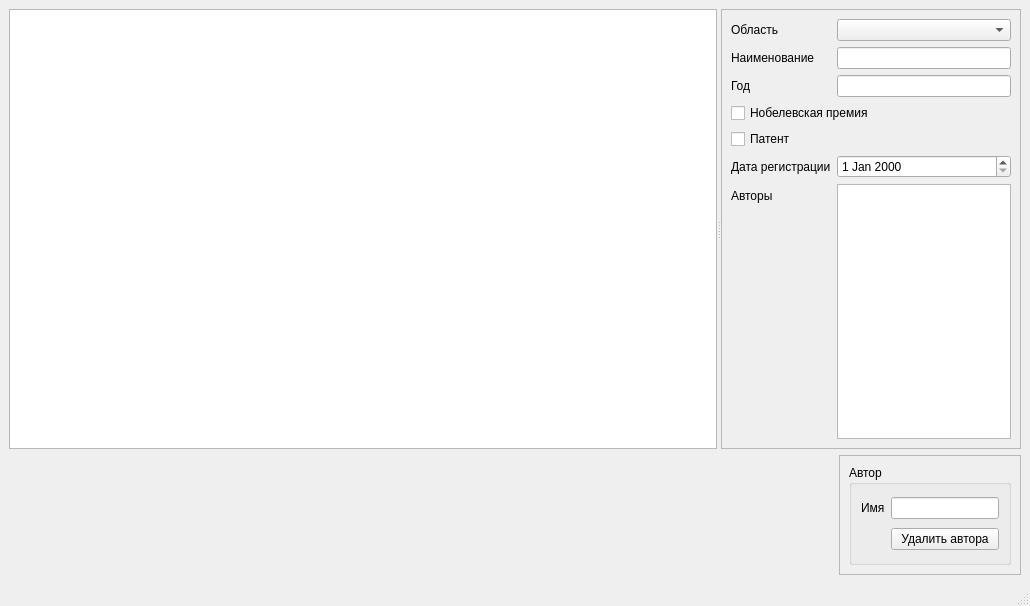
Before: the Qt Designer form C++/Qt/3labs/solutions/inventions-v3/mainwindow.ui in sirvickr/homework, drawn with Qt 5.
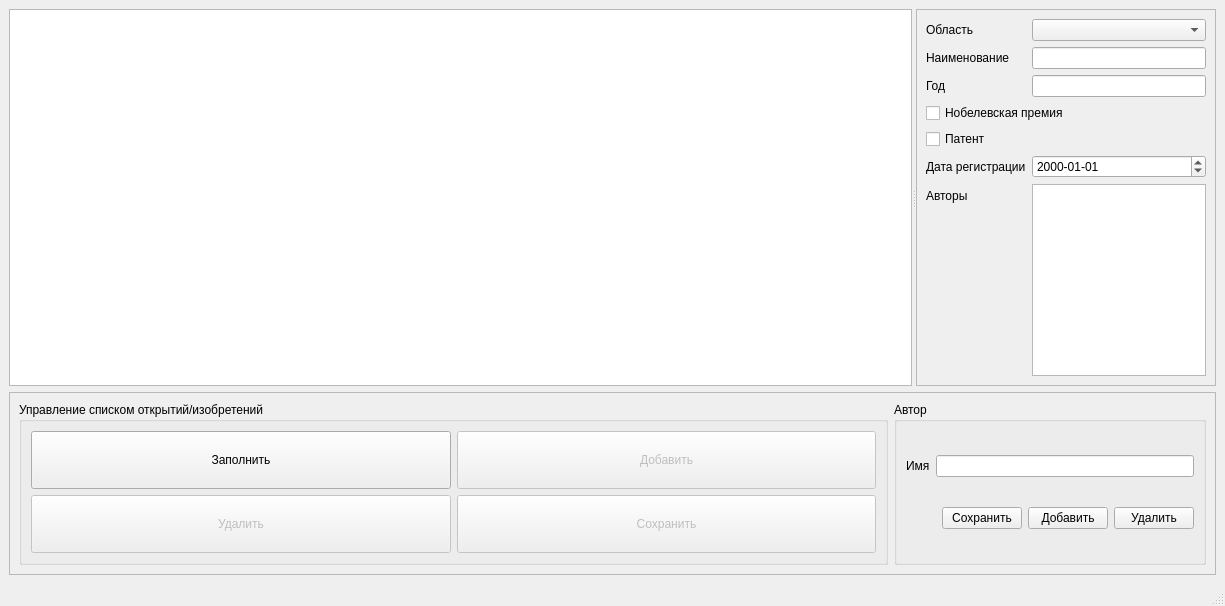
After: the same form once the commit is applied.

The edit to the form file:
```diff
--- a/C++/Qt/3labs/solutions/inventions-v3/mainwindow.ui
+++ b/C++/Qt/3labs/solutions/inventions-v3/mainwindow.ui
@@ -6,7 +6,7 @@
    <rect>
     <x>0</x>
     <y>0</y>
-    <width>1030</width>
+    <width>1225</width>
     <height>606</height>
    </rect>
   </property>
@@ -117,6 +117,23 @@
           </property>
          </widget>
         </item>
+        <item row="5" column="1">
+         <widget class="QDateEdit" name="datPatentReg">
+          <property name="enabled">
+           <bool>true</bool>
+          </property>
+          <property name="minimumDate">
+           <date>
+            <year>1900</year>
+            <month>1</month>
+            <day>1</day>
+           </date>
+          </property>
+          <property name="displayFormat">
+           <string>yyyy-MM-dd</string>
+          </property>
+         </widget>
+        </item>
         <item row="6" column="0">
          <widget class="QLabel" name="label_4">
           <property name="text">
@@ -124,13 +141,6 @@
           </property>
          </widget>
         </item>
-        <item row="5" column="1">
-         <widget class="QDateEdit" name="datPatentReg">
-          <property name="enabled">
-           <bool>true</bool>
-          </property>
-         </widget>
-        </item>
         <item row="6" column="1">
          <widget class="QListWidget" name="lstAutors"/>
         </item>
@@ -138,28 +148,92 @@
       </widget>
      </widget>
     </item>
-    <item alignment="Qt::AlignRight">
-     <widget class="QFrame" name="frame_2">
-      <property name="minimumSize">
-       <size>
-        <width>0</width>
-        <height>120</height>
-       </size>
-      </property>
-      <property name="maximumSize">
-       <size>
-        <width>16777215</width>
-        <height>120</height>
-       </size>
-      </property>
+    <item>
+     <widget class="QFrame" name="frmControl">
       <property name="frameShape">
        <enum>QFrame::StyledPanel</enum>
       </property>
       <property name="frameShadow">
        <enum>QFrame::Raised</enum>
       </property>
-      <layout class="QGridLayout" name="gridLayout_2">
-       <item row="0" column="0">
+      <layout class="QHBoxLayout" name="horizontalLayout">
+       <item>
+        <widget class="QGroupBox" name="groupBox_2">
+         <property name="sizePolicy">
+          <sizepolicy hsizetype="Preferred" vsizetype="Preferred">
+           <horstretch>0</horstretch>
+           <verstretch>0</verstretch>
+          </sizepolicy>
+         </property>
+         <property name="title">
+          <string>Управление списком открытий/изобретений</string>
+         </property>
+         <layout class="QGridLayout" name="gridLayout_2">
+          <item row="0" column="0">
+           <widget class="QPushButton" name="btnFill">
+            <property name="sizePolicy">
+             <sizepolicy hsizetype="Minimum" vsizetype="Preferred">
+              <horstretch>0</horstretch>
+              <verstretch>0</verstretch>
+             </sizepolicy>
+            </property>
+            <property name="text">
+             <string>Заполнить</string>
+            </property>
+           </widget>
+          </item>
+          <item row="0" column="1">
+           <widget class="QPushButton" name="btnAdd">
+            <property name="enabled">
+             <bool>false</bool>
+            </property>
+            <property name="sizePolicy">
+             <sizepolicy hsizetype="Minimum" vsizetype="Preferred">
+              <horstretch>0</horstretch>
+              <verstretch>0</verstretch>
+             </sizepolicy>
+            </property>
+            <property name="text">
+             <string>Добавить</string>
+            </property>
+           </widget>
+          </item>
+          <item row="1" column="1">
+           <widget class="QPushButton" name="btnSave">
+            <property name="enabled">
+             <bool>false</bool>
+            </property>
+            <property name="sizePolicy">
+             <sizepolicy hsizetype="Minimum" vsizetype="Preferred">
+              <horstretch>0</horstretch>
+              <verstretch>0</verstretch>
+             </sizepolicy>
+            </property>
+            <property name="text">
+             <string>Сохранить</string>
+            </property>
+           </widget>
+          </item>
+          <item row="1" column="0">
+           <widget class="QPushButton" name="btnDelete">
+            <property name="enabled">
+             <bool>false</bool>
+            </property>
+            <property name="sizePolicy">
+             <sizepolicy hsizetype="Minimum" vsizetype="Preferred">
+              <horstretch>0</horstretch>
+              <verstretch>0</verstretch>
+             </sizepolicy>
+            </property>
+            <property name="text">
+             <string>Удалить</string>
+            </property>
+           </widget>
+          </item>
+         </layout>
+        </widget>
+       </item>
+       <item>
         <widget class="QGroupBox" name="groupBox">
          <property name="sizePolicy">
           <sizepolicy hsizetype="Fixed" vsizetype="Preferred">
@@ -178,13 +252,45 @@
             </property>
            </widget>
           </item>
-          <item row="0" column="1">
-           <widget class="QLineEdit" name="txtAuthor"/>
-          </item>
-          <item row="1" column="1">
+          <item row="1" column="4">
            <widget class="QPushButton" name="btnDelAuthor">
+            <property name="sizePolicy">
+             <sizepolicy hsizetype="Fixed" vsizetype="Fixed">
+              <horstretch>0</horstretch>
+              <verstretch>0</verstretch>
+             </sizepolicy>
+            </property>
             <property name="text">
-             <string>Удалить автора</string>
+             <string>Удалить</string>
+            </property>
+           </widget>
+          </item>
+          <item row="0" column="1" colspan="4">
+           <widget class="QLineEdit" name="txtAuthor"/>
+          </item>
+          <item row="1" column="3">
+           <widget class="QPushButton" name="btnAddAuthor">
+            <property name="sizePolicy">
+             <sizepolicy hsizetype="Fixed" vsizetype="Fixed">
+              <horstretch>0</horstretch>
+              <verstretch>0</verstretch>
+             </sizepolicy>
+            </property>
+            <property name="text">
+             <string>Добавить</string>
+            </property>
+           </widget>
+          </item>
+          <item row="1" column="2">
+           <widget class="QPushButton" name="btnSaveAuthor">
+            <property name="sizePolicy">
+             <sizepolicy hsizetype="Fixed" vsizetype="Fixed">
+              <horstretch>0</horstretch>
+              <verstretch>0</verstretch>
+             </sizepolicy>
+            </property>
+            <property name="text">
+             <string>Сохранить</string>
             </property>
            </widget>
           </item>
@@ -201,7 +307,7 @@
     <rect>
      <x>0</x>
      <y>0</y>
-     <width>1030</width>
+     <width>1225</width>
      <height>22</height>
     </rect>
    </property>
```
